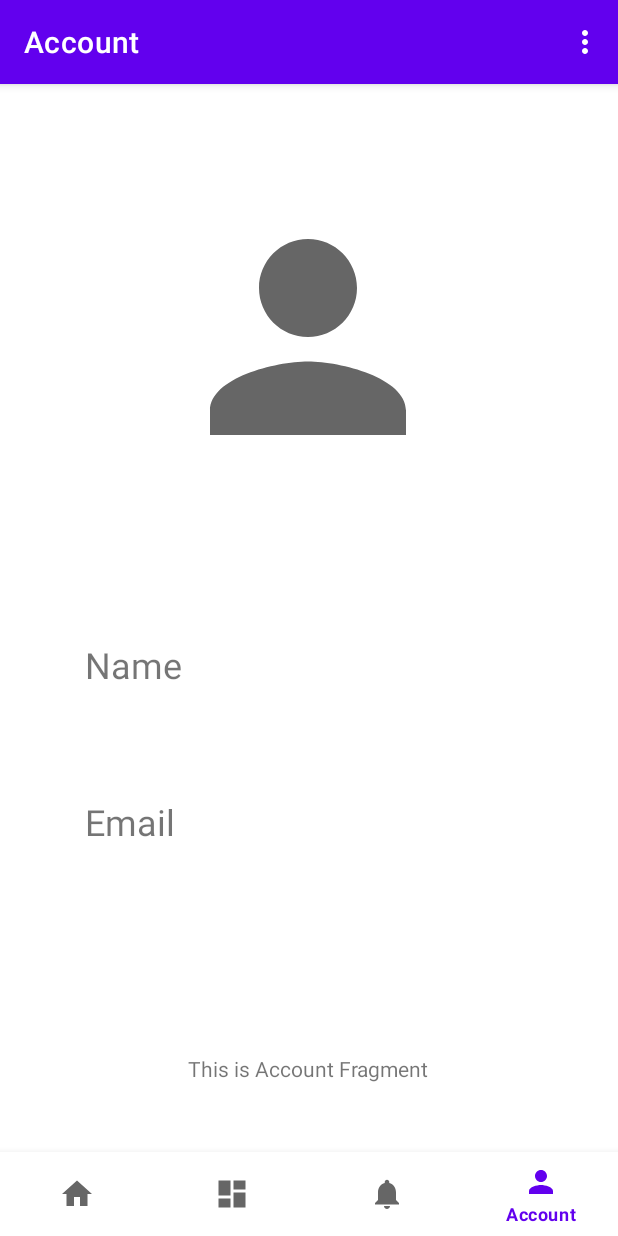
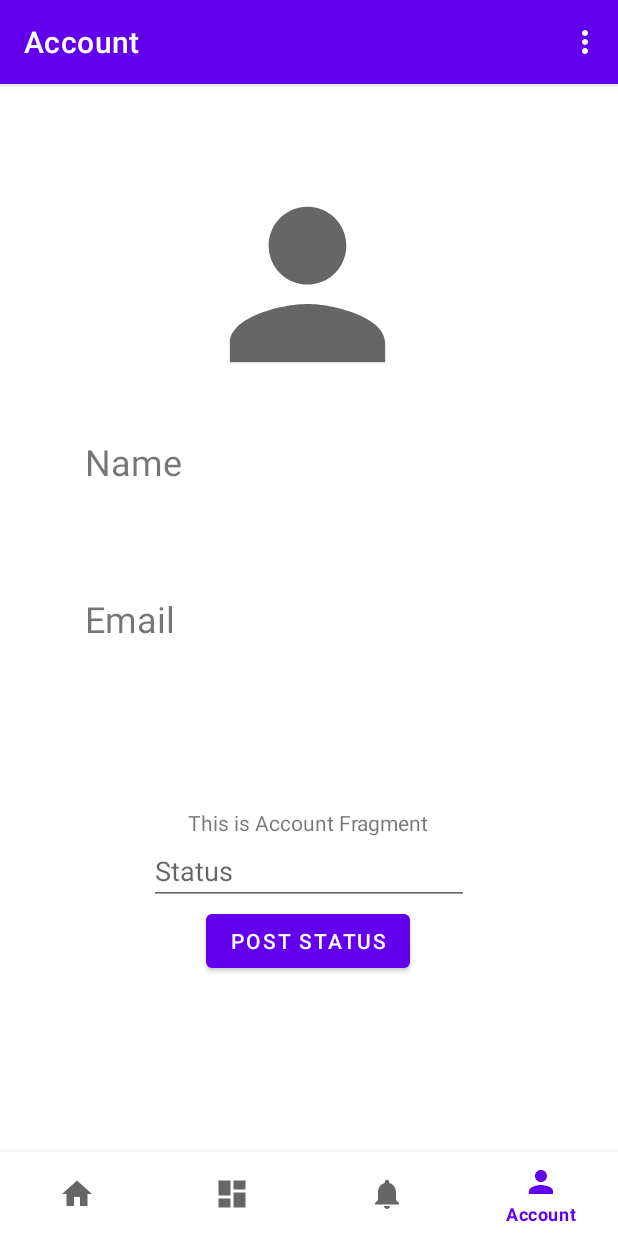
Before and after one commit to devhuss/Shared-Task-List, an Android app: the AccountFragment screen opened through its navigation route, on a phone screen of 412 x 824 dp. Run offline under Robolectric (Android 15) with nearby library versions, the phone set to English and light mode, and no system bars; our stand-ins replace Firebase (no records; nobody signed in at launch, a user with empty details on screens opened directly), navigation-ui.

Commit message:
Tested pushing data into the database in account tab

```diff
--- a/app/src/main/java/com/example/sharedtasklist/ui/account/AccountFragment.kt
+++ b/app/src/main/java/com/example/sharedtasklist/ui/account/AccountFragment.kt
@@ -6,6 +6,8 @@ import androidx.fragment.app.Fragment
 import android.view.LayoutInflater
 import android.view.View
 import android.view.ViewGroup
+import android.widget.Button
+import android.widget.EditText
 import android.widget.ImageView
 import android.widget.TextView
 import com.bumptech.glide.Glide
@@ -13,9 +15,12 @@ import com.example.sharedtasklist.R
 import com.example.sharedtasklist.databinding.AccountFragmentBinding
 import com.example.sharedtasklist.databinding.FragmentNotificationsBinding
 import com.example.sharedtasklist.ui.notifications.NotificationsViewModel
+import com.google.firebase.Timestamp
 import com.google.firebase.auth.FirebaseAuth
 import com.google.firebase.auth.ktx.auth
+import com.google.firebase.firestore.FirebaseFirestore
 import com.google.firebase.ktx.Firebase
+import java.util.*
 
 class AccountFragment : Fragment() {
 
@@ -50,6 +55,11 @@ class AccountFragment : Fragment() {
         val userName: TextView = binding.tUName
         val userEmail: TextView = binding.tUEmail
         val userImg: ImageView = binding.imgUser
+        val btnPost: Button = binding.bPostStatus
+
+        btnPost.setOnClickListener {
+            postStatus()
+        }
 
         userName.text = currentUser?.displayName.toString()
         userEmail.text = currentUser?.email.toString()
@@ -62,7 +72,27 @@ class AccountFragment : Fragment() {
         accountViewModel.text.observe(viewLifecycleOwner) {
             textView.text = it
         }
+
+
         return root
+    }
+
+    private fun postStatus () {
+        var db = FirebaseFirestore.getInstance()
+        val postsRef = db.collection("posts")
+
+        val etStatus: EditText = binding.etPostStatus
+
+
+
+        val statusInfo = hashMapOf(
+            "createdAt" to Timestamp(Date()),
+            "createdBy" to auth.currentUser?.uid,
+            "Status" to etStatus.text.toString(),
+        )
+
+        postsRef.add(statusInfo)
+
     }
 
 //    override fun onActivityCreated(savedInstanceState: Bundle?) {
--- a/app/src/main/res/layout/account_fragment.xml
+++ b/app/src/main/res/layout/account_fragment.xml
@@ -17,7 +17,7 @@
         app:layout_constraintHorizontal_bias="0.498"
         app:layout_constraintStart_toStartOf="parent"
         app:layout_constraintTop_toTopOf="parent"
-        app:layout_constraintVertical_bias="0.853" />
+        app:layout_constraintVertical_bias="0.616" />
 
     <TextView
         android:id="@+id/t_Email"
@@ -42,7 +42,7 @@
         app:layout_constraintHorizontal_bias="0.164"
         app:layout_constraintStart_toStartOf="parent"
         app:layout_constraintTop_toTopOf="parent"
-        app:layout_constraintVertical_bias="0.463" />
+        app:layout_constraintVertical_bias="0.264" />
 
     <TextView
         android:id="@+id/t_UName"
@@ -66,13 +66,34 @@
 
     <ImageView
         android:id="@+id/img_User"
-        android:layout_width="212dp"
-        android:layout_height="196dp"
+        android:layout_width="170dp"
+        android:layout_height="155dp"
         android:src="@drawable/ic_launcher_foreground"
         app:layout_constraintBottom_toBottomOf="parent"
         app:layout_constraintEnd_toEndOf="parent"
         app:layout_constraintHorizontal_bias="0.497"
         app:layout_constraintStart_toStartOf="parent"
         app:layout_constraintTop_toTopOf="parent"
-        app:layout_constraintVertical_bias="0.029" />
+        app:layout_constraintVertical_bias="0.0" />
+
+    <Button
+        android:id="@+id/b_PostStatus"
+        android:layout_width="wrap_content"
+        android:layout_height="wrap_content"
+        android:text="Post Status"
+        app:layout_constraintEnd_toEndOf="parent"
+        app:layout_constraintHorizontal_bias="0.498"
+        app:layout_constraintStart_toStartOf="parent"
+        app:layout_constraintTop_toBottomOf="@+id/et_PostStatus" />
+
+    <EditText
+        android:id="@+id/et_PostStatus"
+        android:layout_width="wrap_content"
+        android:layout_height="wrap_content"
+        android:ems="10"
+        android:hint="Status"
+        android:inputType="textPersonName"
+        app:layout_constraintEnd_toEndOf="parent"
+        app:layout_constraintStart_toStartOf="parent"
+        app:layout_constraintTop_toBottomOf="@+id/t_text" />
 </androidx.constraintlayout.widget.ConstraintLayout>
```
